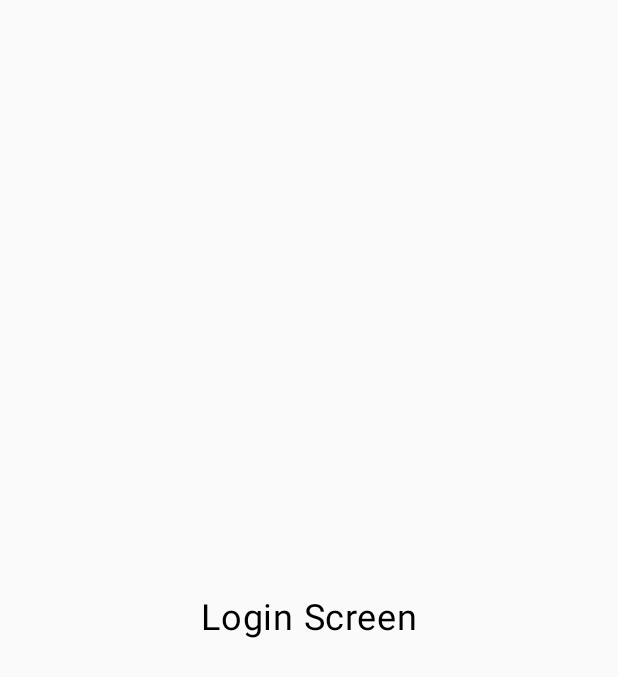
After one commit to SparkTeamOrg/ParkFinder-Frontend, an Android app built with Jetpack Compose: the LoginActivity screen opened directly, with no data from a screen before it, on a phone screen of 412 x 824 dp. The commit adds this screen. Shown: the top 677 px of the screen. Run offline under Robolectric (Android 15) with nearby library versions, the phone set to English and light mode, and no system bars.

Commit message:
Dodata navigacija na inicijalne stranice za login i registraciju korisnika

```diff
--- /dev/null
+++ b/app/src/main/java/com/app/parkfinder/ui/activities/LoginActivity.kt
@@ -0,0 +1,47 @@
+package com.app.parkfinder.ui.activities
+
+import android.os.Bundle
+import androidx.activity.ComponentActivity
+import androidx.activity.compose.setContent
+import androidx.compose.foundation.layout.Box
+import androidx.compose.foundation.layout.fillMaxSize
+import androidx.compose.material3.Text
+import androidx.compose.runtime.Composable
+import androidx.compose.ui.Alignment
+import androidx.compose.ui.Modifier
+import androidx.compose.ui.tooling.preview.Preview
+import androidx.compose.ui.unit.sp
+import com.app.parkfinder.ui.theme.ParkFinderTheme
+
+class LoginActivity: ComponentActivity() {
+    override fun onCreate(savedInstanceState: Bundle?) {
+        super.onCreate(savedInstanceState)
+        setContent {
+            ParkFinderTheme {
+                LoginScreen()
+            }
+        }
+    }
+}
+
+@Composable
+fun LoginScreen() {
+    Box(
+        modifier = Modifier.fillMaxSize()
+    ) {
+        // Add your login screen here
+        Text(
+            text = "Login Screen",
+            fontSize = 24.sp,
+            modifier = Modifier.align(Alignment.Center)
+        )
+    }
+}
+
+@Preview(showBackground = true)
+@Composable
+fun LoginScreenPreview() {
+    ParkFinderTheme {
+        LoginScreen()
+    }
+}
```
Also changed, not shown: app/src/main/AndroidManifest.xml (+10 -0 lines), app/src/main/java/com/app/parkfinder/ui/activities/RegisterActivity.kt (added, +39 -0 lines), app/src/main/java/com/app/parkfinder/ui/activities/WelcomeActivity.kt (+5 -2 lines).
